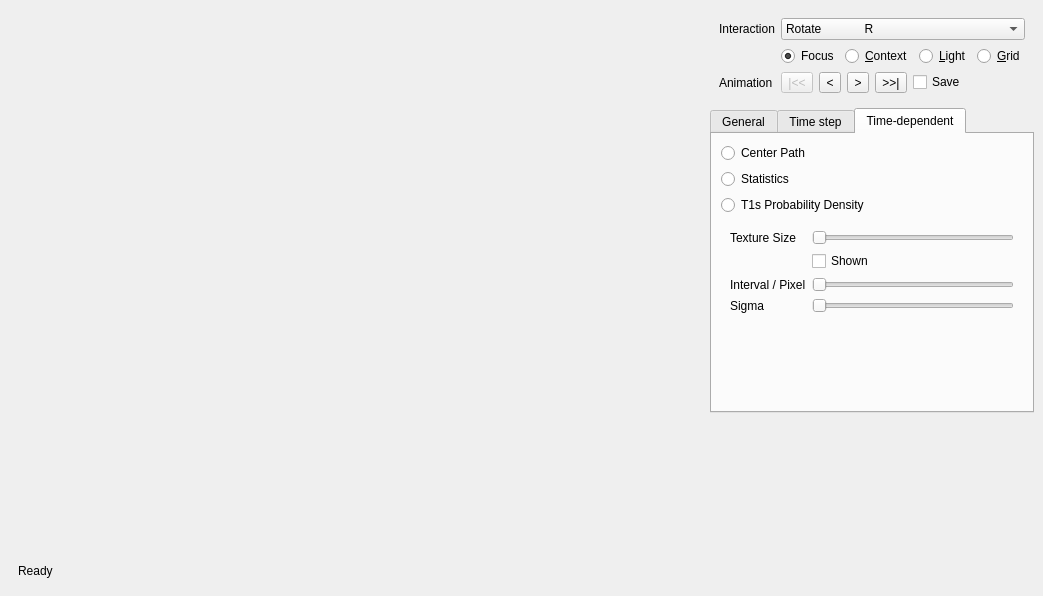
The window that MainWindow.ui (danlipsa/foamvis) describes before a commit, drawn with Qt 5.
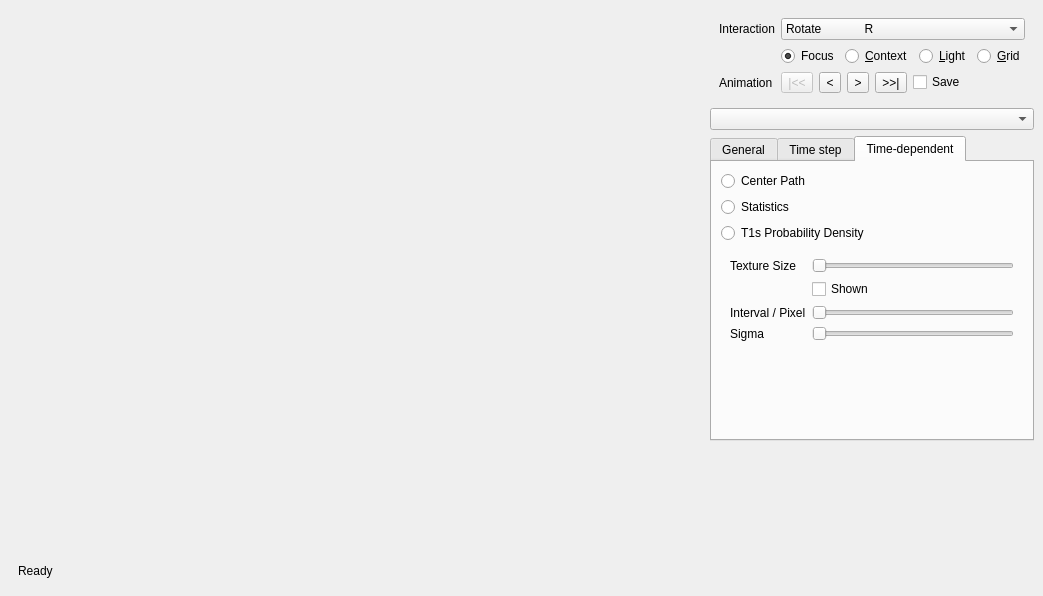
The same window after the commit. Custom widgets are drawn as their Qt base class.

The edit to the form file:
```diff
--- a/MainWindow.ui
+++ b/MainWindow.ui
@@ -290,6 +290,9 @@
          </layout>
         </widget>
        </item>
+       <item>
+        <widget class="QComboBox" name="comboBoxSimulation"/>
+       </item>
        <item>
         <widget class="QTabWidget" name="tabWidget">
          <property name="sizePolicy">
```
Left out of the diff: 300 changed lines with no effect on the pictures.
